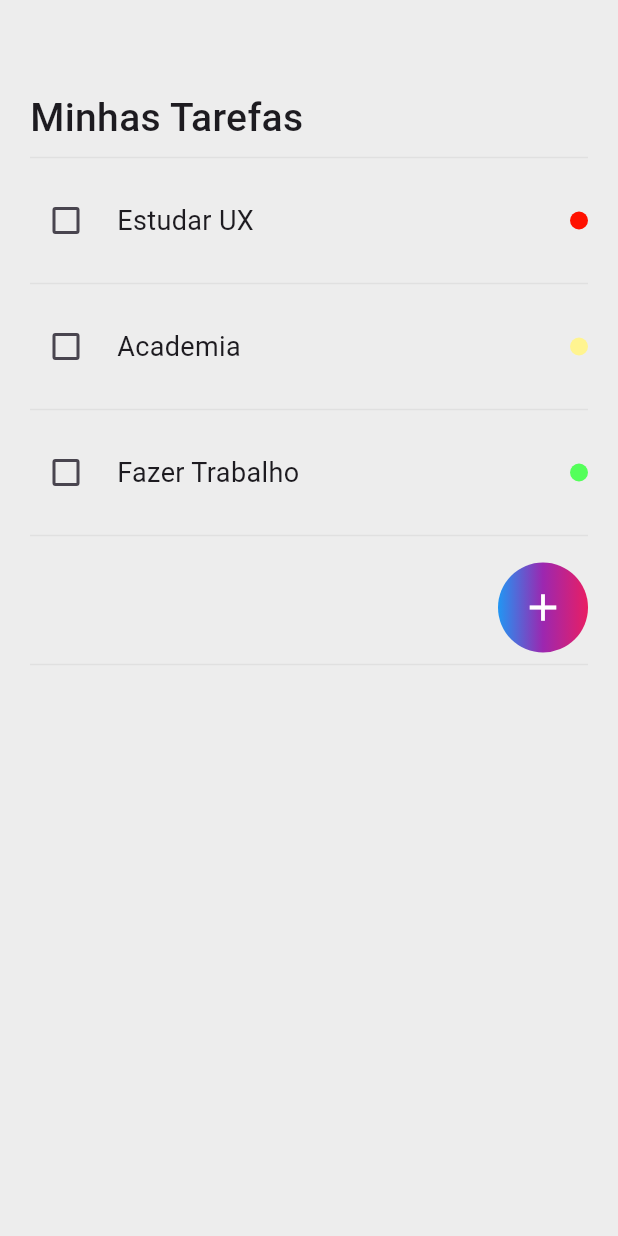
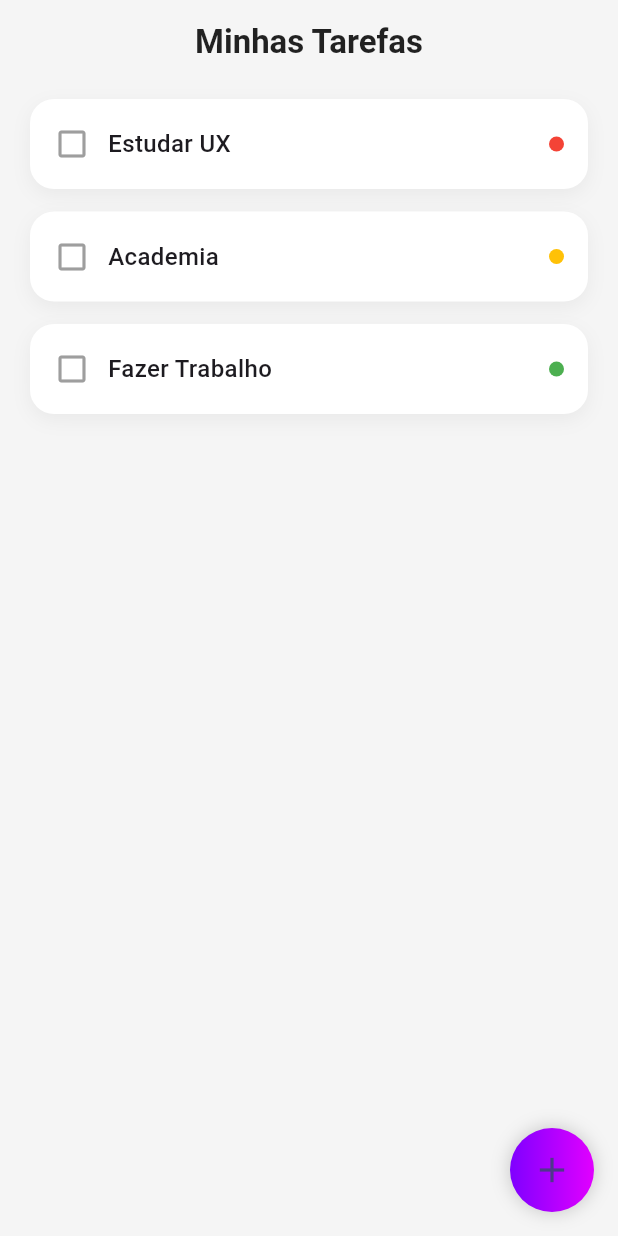
Before and after one commit to codebylari/taskmaster_app, a Flutter app: the screen it shows after launch, on a phone screen of 412 x 824 dp. Run offline on Flutter 3.47's test engine with Material 3 defaults, Android fonts, the phone set to English and light mode, and no system bars.

Commit message:
mais moderno 2

```diff
--- a/lib/screens/home_page.dart
+++ b/lib/screens/home_page.dart
@@ -1,55 +1,56 @@
 import 'package:flutter/material.dart';
-import 'package:meu_app/screens/nova_tarefa_page.dart';
-import 'package:meu_app/screens/detalhes_tarefa_page.dart';
+import 'detalhes_tarefa_page.dart';
+import 'nova_tarefa_page.dart'; // ✅ ADICIONADO
 
-class HomePage extends StatefulWidget {
-  @override
-  State<HomePage> createState() => _HomePageState();
-}
-
-class _HomePageState extends State<HomePage> {
-
-  List<Map<String, dynamic>> tarefas = [
-    {"nome": "Estudar UX", "cor": Color.fromARGB(255, 255, 17, 0), "concluido": false},
-    {"nome": "Academia", "cor": Color.fromARGB(255, 255, 244, 144), "concluido": false},
-    {"nome": "Fazer Trabalho", "cor": Color.fromARGB(255, 84, 255, 90), "concluido": false},
-  ];
+class HomePage extends StatelessWidget {
+  const HomePage({super.key});
 
   @override
   Widget build(BuildContext context) {
     return Scaffold(
-      backgroundColor: Color(0xFFEDEDED),
+      backgroundColor: const Color(0xFFF5F5F5),
 
-      body: Padding(
-        padding: const EdgeInsets.all(20),
-        child: Column(
-          crossAxisAlignment: CrossAxisAlignment.start,
-          children: [
-            SizedBox(height: 40),
-
-            Text(
+      // 🔥 APPBAR MODERNA
+      appBar: AppBar(
+        backgroundColor: Colors.transparent,
+        elevation: 0,
+        centerTitle: true,
+        title: const Text(
           "Minhas Tarefas",
           style: TextStyle(
-                fontSize: 26,
-                fontWeight: FontWeight.w500,
+            color: Colors.black87,
+            fontSize: 22,
+            fontWeight: FontWeight.w600,
+          ),
         ),
       ),
 
-            Divider(color: Colors.grey.shade300),
+      // 📋 LISTA
+      body: ListView(
+        padding: const EdgeInsets.symmetric(horizontal: 20, vertical: 10),
+        children: [
+          _cardTarefa(context, "Estudar UX", Colors.red),
+          _cardTarefa(context, "Academia", Colors.amber),
+          _cardTarefa(context, "Fazer Trabalho", Colors.green),
+        ],
+      ),
 
-            ...List.generate(tarefas.length, (index) {
-              return tarefa(index);
-            }),
-
-            SizedBox(height: 10),
-
-            // 🔥 BOTÃO COM MÃOZINHA
-            Align(
-              alignment: Alignment.centerRight,
-              child: MouseRegion(
-                cursor: SystemMouseCursors.click,
-                child: GestureDetector(
-                  onTap: () {
+      // ➕ BOTÃO FLUTUANTE FUNCIONANDO
+      floatingActionButton: Container(
+        decoration: BoxDecoration(
+          shape: BoxShape.circle,
+          gradient: const LinearGradient(
+            colors: [Color(0xFF7F00FF), Color(0xFFE100FF)],
+          ),
+          boxShadow: [
+            BoxShadow(
+              color: Colors.black.withOpacity(0.2),
+              blurRadius: 10,
+            ),
+          ],
+        ),
+        child: FloatingActionButton(
+          onPressed: () {
             Navigator.push(
               context,
               MaterialPageRoute(
@@ -57,92 +58,65 @@ class _HomePageState extends State<HomePage> {
               ),
             );
           },
+          backgroundColor: Colors.transparent,
+          elevation: 0,
+          child: const Icon(Icons.add, size: 28),
+        ),
+      ),
+    );
+  }
+
+  // 🧾 CARD MODERNO
+  Widget _cardTarefa(BuildContext context, String nome, Color cor) {
+    return GestureDetector(
+      onTap: () {
+        Navigator.push(
+          context,
+          MaterialPageRoute(
+            builder: (_) => DetalhesTarefaPage(
+              tarefa: {"nome": nome},
+            ),
+          ),
+        );
+      },
       child: Container(
-                    width: 60,
-                    height: 60,
+        margin: const EdgeInsets.only(bottom: 15),
+        padding: const EdgeInsets.symmetric(horizontal: 16, vertical: 18),
         decoration: BoxDecoration(
-                      gradient: LinearGradient(
-                        colors: [
-                          Colors.blue,
-                          Colors.purple,
-                          Colors.pink,
+          color: Colors.white,
+          borderRadius: BorderRadius.circular(16),
+          boxShadow: [
+            BoxShadow(
+              color: Colors.black.withOpacity(0.05),
+              blurRadius: 10,
+              offset: const Offset(0, 4),
+            ),
           ],
         ),
-                      shape: BoxShape.circle,
-                    ),
-                    child: Icon(Icons.add, color: Colors.white, size: 30),
+        child: Row(
+          children: [
+            const Icon(Icons.check_box_outline_blank, color: Colors.grey),
+            const SizedBox(width: 12),
+            Expanded(
+              child: Text(
+                nome,
+                style: const TextStyle(
+                  fontSize: 16,
+                  fontWeight: FontWeight.w500,
                 ),
               ),
             ),
+            Container(
+              width: 10,
+              height: 10,
+              decoration: BoxDecoration(
+                color: cor,
+                shape: BoxShape.circle,
               ),
-
-            Divider(color: Colors.grey.shade300),
-
-            Spacer(),
+            ),
           ],
         ),
       ),
     );
   }
-
-  Widget tarefa(int index) {
-    var item = tarefas[index];
-
-    return Column(
-      children: [
-        MouseRegion(
-          cursor: SystemMouseCursors.click, // 🔥 mãozinha na tarefa
-          child: Material(
-            color: Colors.transparent,
-            child: InkWell(
-              onTap: () {
-                Navigator.push(
-                  context,
-                  MaterialPageRoute(
-                    builder: (_) => DetalhesTarefaPage(tarefa: item),
-                  ),
-                );
-              },
-              child: Padding(
-                padding: const EdgeInsets.symmetric(vertical: 10),
-                child: Row(
-                  children: [
-                    Checkbox(
-                      value: item["concluido"],
-                      onChanged: (v) {
-                        setState(() {
-                          item["concluido"] = v!;
-                        });
-                      },
-                    ),
-
-                    SizedBox(width: 10),
-
-                    Expanded(
-                      child: Text(
-                        item["nome"],
-                        style: TextStyle(
-                          fontSize: 18,
-                          decoration: item["concluido"]
-                              ? TextDecoration.lineThrough
-                              : TextDecoration.none,
-                        ),
-                      ),
-                    ),
-
-                    CircleAvatar(
-                      radius: 6,
-                      backgroundColor: item["cor"],
-                    ),
-                  ],
-                ),
-              ),
-            ),
-          ),
-        ),
-
-        Divider(color: Colors.grey.shade300),
-      ],
-    );
 }
-}
```
Lines whose indentation alone changed are shown as unchanged.
